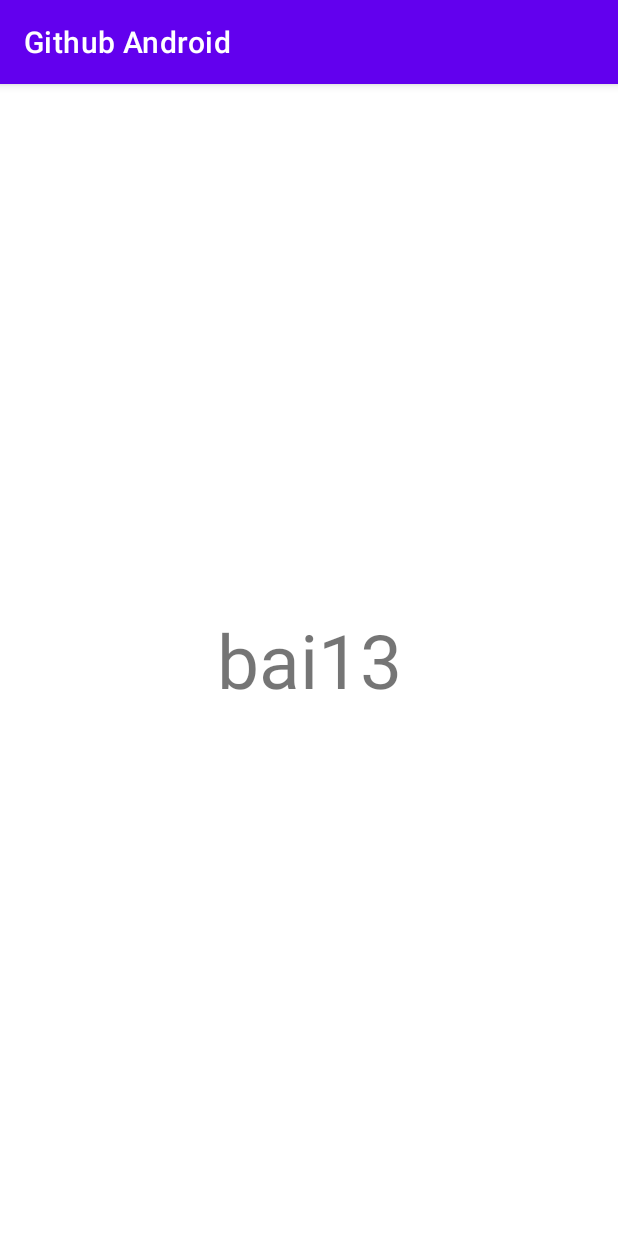
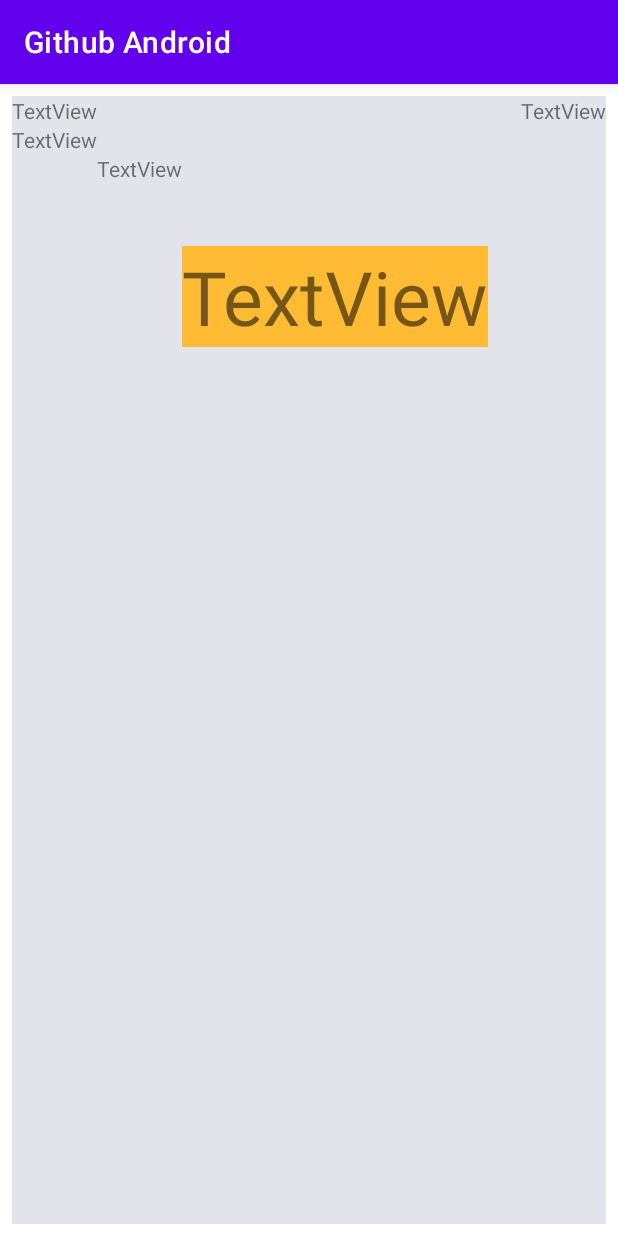
Before and after one commit to lotuanthanh2001/github-android, an Android app: the Bai13Activity screen opened directly, with no data from a screen before it, on a phone screen of 412 x 824 dp. Run offline under Robolectric (Android 15) with nearby library versions, the phone set to English and light mode, and no system bars.

Commit message:
bai10 -> bai13

```diff
--- a/app/src/main/res/layout/activity_bai13.xml
+++ b/app/src/main/res/layout/activity_bai13.xml
@@ -1,18 +1,47 @@
 <?xml version="1.0" encoding="utf-8"?>
-<androidx.constraintlayout.widget.ConstraintLayout xmlns:android="http://schemas.android.com/apk/res/android"
-    xmlns:app="http://schemas.android.com/apk/res-auto"
-    xmlns:tools="http://schemas.android.com/tools"
+<RelativeLayout
+    xmlns:android="http://schemas.android.com/apk/res/android"
     android:layout_width="match_parent"
     android:layout_height="match_parent"
-    tools:context=".bai13.Bai13Activity">
+    android:layout_margin="8dp"
+    android:background="#e2e3eb">
+
 
     <TextView
         android:id="@+id/textView3"
-        android:layout_width="match_parent"
-        android:layout_height="match_parent"
-        android:text="bai13"
+        android:layout_width="wrap_content"
+        android:layout_height="wrap_content"
+        android:text="TextView" />
+
+    <TextView
+        android:id="@+id/textView11"
+        android:layout_below="@+id/textView3"
+        android:layout_width="wrap_content"
+        android:layout_height="wrap_content"
+        android:text="TextView" />
+
+    <TextView
+        android:id="@+id/textView12"
+        android:layout_alignParentEnd="true"
+        android:layout_width="wrap_content"
+        android:layout_height="wrap_content"
+        android:text="TextView" />
+
+    <TextView
+        android:layout_below="@id/textView11"
+        android:layout_toRightOf="@id/textView11"
+        android:id="@+id/textView16"
+        android:layout_width="wrap_content"
+        android:layout_height="wrap_content"
+        android:text="TextView" />
+
+    <TextView
+        android:layout_marginTop="100dp"
+        android:layout_toRightOf="@id/textView16"
         android:textSize="50dp"
-        android:gravity="center"
-        tools:layout_editor_absoluteX="193dp"
-        tools:layout_editor_absoluteY="168dp" />
-</androidx.constraintlayout.widget.ConstraintLayout>
+        android:background="@android:color/holo_orange_light"
+        android:id="@+id/textView17"
+        android:layout_width="wrap_content"
+        android:layout_height="wrap_content"
+        android:text="TextView" />
+</RelativeLayout>
```
Also changed, not shown: app/src/main/res/layout/activity_bai12.xml (+33 -10 lines).
